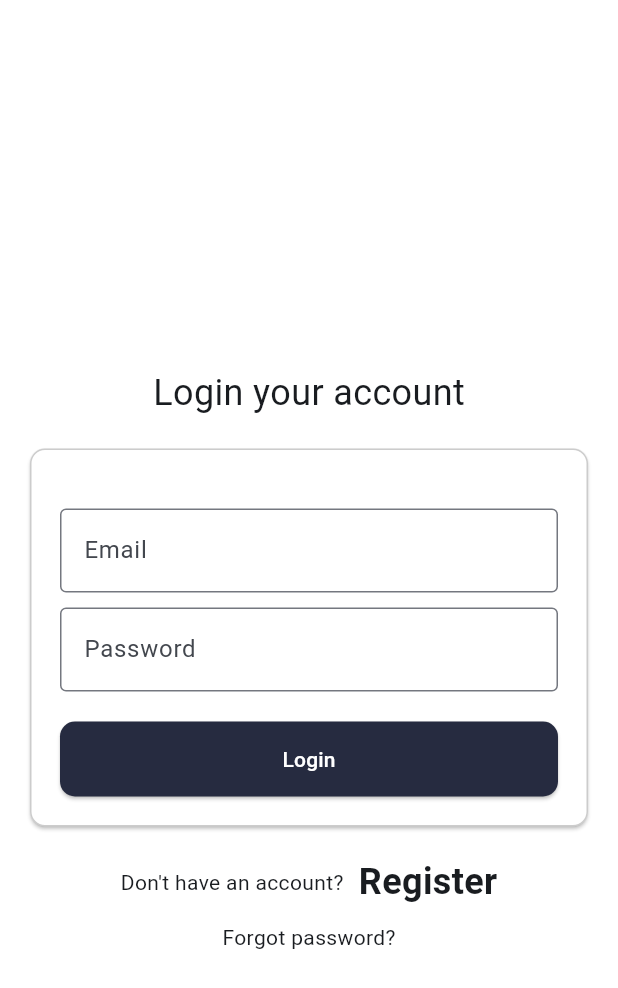
After one commit to MeotJH/quantbot_front, a Flutter app: the LoginPage screen opened by its route, on a phone screen of 412 x 824 dp. The commit adds this screen. Shown: the top 988 px of the screen. Run offline on Flutter 3.47's test engine with Material 3 defaults, Android fonts, the phone set to English and light mode, and no system bars; our stand-ins replace dio, fl_chart, flutter_dotenv, flutter_riverpod, freezed_annotation, go_router and 1 more; missing offline and left inert: dart:html; network calls fail; Roboto replaces fonts that are missing (PretendardRegular).

Commit message:
Add login_view for login

```diff
--- a/lib/components/design_container.dart
+++ b/lib/components/design_container.dart
@@ -2,7 +2,7 @@ import 'package:flutter/material.dart';
 
 class DesignContainer extends StatefulWidget {
   final Widget child;
-  DesignContainer({required this.child});
+  const DesignContainer({super.key, required this.child});
 
   @override
   State<StatefulWidget> createState() => _DesignContainerState();
@@ -13,12 +13,12 @@ class _DesignContainerState extends State<DesignContainer> {
   Widget build(BuildContext context) {
     return Container(
       height: 50,
-      padding: EdgeInsets.symmetric(
+      padding: const EdgeInsets.symmetric(
         vertical: 10,
       ),
       decoration: BoxDecoration(
         borderRadius: BorderRadius.circular(10),
-        gradient: LinearGradient(
+        gradient: const LinearGradient(
           colors: [
             Color.fromARGB(120, 120, 167, 225),
             Color.fromARGB(194, 3, 16, 33),
--- a/lib/main.dart
+++ b/lib/main.dart
@@ -7,6 +7,8 @@ import 'package:quant_bot_front/views/quant/quant_investment.dart';
 import 'package:quant_bot_front/views/quant/trend_follow_result_page.dart';
 import 'package:url_strategy/url_strategy.dart';
 import 'package:flutter_dotenv/flutter_dotenv.dart';
+
+import 'views/users/login_page.dart';
 
 final GoRouter _router = GoRouter(
   routes: <RouteBase>[
@@ -32,6 +34,12 @@ final GoRouter _router = GoRouter(
       path: '/quant/trendfollow',
       builder: (BuildContext context, GoRouterState state) {
         return const TrendFollowResultPage();
+      },
+    ),
+    GoRoute(
+      path: '/login',
+      builder: (BuildContext context, GoRouterState state) {
+        return const LoginPage();
       },
     ),
   ],
--- /dev/null
+++ b/lib/views/users/login_page.dart
@@ -0,0 +1,107 @@
+import 'package:flutter/material.dart';
+import 'package:flutter/widgets.dart';
+
+class LoginPage extends StatelessWidget {
+  const LoginPage({super.key});
+
+  @override
+  Widget build(BuildContext context) {
+    return Scaffold(
+      backgroundColor: Colors.white,
+      appBar: AppBar(
+        backgroundColor: Colors.white,
+      ),
+      body: Center(
+        child: Column(
+          mainAxisAlignment: MainAxisAlignment.center,
+          children: [
+            const Text(
+              'Login your account',
+              style: TextStyle(fontSize: 24),
+            ),
+            Card(
+              color: const Color(0xffFFFFFF),
+              margin: const EdgeInsets.all(20),
+              shape: RoundedRectangleBorder(
+                borderRadius: BorderRadius.circular(10),
+                side: BorderSide(color: Colors.black.withOpacity(0.2), width: 1.0),
+              ),
+              child: Padding(
+                padding: const EdgeInsets.all(20.0),
+                child: Column(
+                  mainAxisAlignment: MainAxisAlignment.center,
+                  children: [
+                    const SizedBox(height: 20),
+                    TextFormField(
+                      decoration: InputDecoration(
+                        labelText: 'Email',
+                        border: OutlineInputBorder(
+                          borderSide: BorderSide(color: Colors.white.withOpacity(0.2)),
+                        ),
+                      ),
+                      controller: TextEditingController(),
+                    ),
+                    const SizedBox(height: 10),
+                    TextFormField(
+                      decoration: const InputDecoration(
+                        labelText: 'Password',
+                        border: OutlineInputBorder(),
+                      ),
+                      obscureText: true,
+                    ),
+                    const SizedBox(height: 20),
+                    SizedBox(
+                      width: double.infinity,
+                      child: ElevatedButton(
+                        style: ElevatedButton.styleFrom(
+                          backgroundColor: const Color(0xFF262B40), // Change this to your desired button color
+                          shape: RoundedRectangleBorder(
+                            borderRadius: BorderRadius.circular(10),
+                          ),
+                          minimumSize: const Size(200, 50), // Change these values as needed
+                        ),
+                        onPressed: () {
+                          // Handle button press here
+                        },
+                        child: const Text(
+                          'Login',
+                          style: TextStyle(
+                            color: Colors.white,
+                          ),
+                        ),
+                      ),
+                    ),
+                  ],
+                ),
+              ),
+            ),
+            const Row(
+              mainAxisAlignment: MainAxisAlignment.center,
+              children: [
+                Text(
+                  "Don't have an account?",
+                ),
+                SizedBox(
+                  width: 10,
+                ),
+                Text(
+                  "Register",
+                  style: TextStyle(
+                    fontSize: 24,
+                    fontWeight: FontWeight.bold,
+                  ),
+                ),
+              ],
+            ),
+            const SizedBox(
+              height: 10,
+            ),
+            const Text(
+              "Forgot password?",
+            ),
+          ],
+        ),
+      ),
+    );
+  }
+}
```
Also changed, not shown: lib/providers/user_providers.dart (added).
